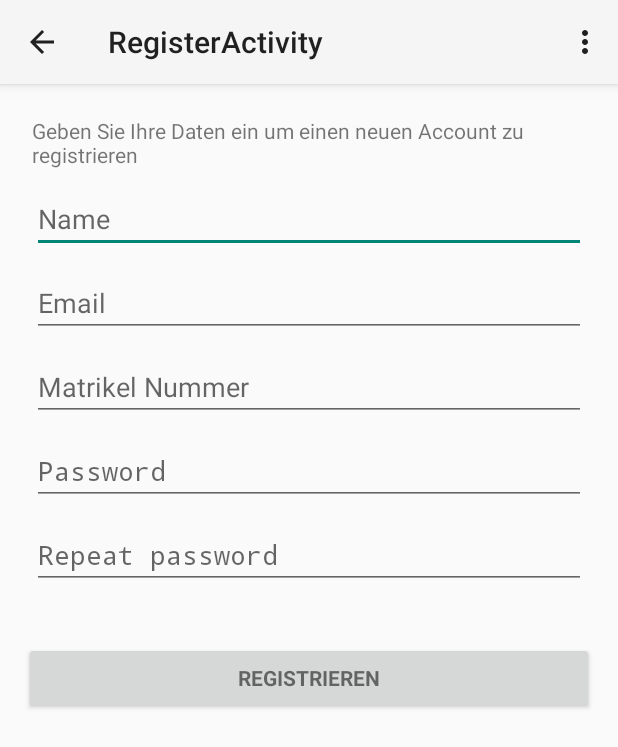
After one commit to manuelroth/gadgetothek-android, an Android app: the RegisterActivity screen opened directly, with no data from a screen before it, on a phone screen of 412 x 824 dp. The commit adds this screen. Shown: the top 747 px of the screen. Run offline under Robolectric (Android 15) with nearby library versions, the phone set to English and light mode, and no system bars.

Commit message:
Added ui for registration

```diff
--- /dev/null
+++ b/app/src/main/java/ch/manuelroth/gadgetothek_android/RegisterActivity.java
@@ -0,0 +1,39 @@
+package ch.manuelroth.gadgetothek_android;
+
+import android.app.Activity;
+import android.os.Bundle;
+import android.view.Menu;
+import android.view.MenuItem;
+
+
+public class RegisterActivity extends Activity {
+
+    @Override
+    protected void onCreate(Bundle savedInstanceState) {
+        super.onCreate(savedInstanceState);
+        setContentView(R.layout.activity_register);
+    }
+
+
+    @Override
+    public boolean onCreateOptionsMenu(Menu menu) {
+        // Inflate the menu; this adds items to the action bar if it is present.
+        getMenuInflater().inflate(R.menu.menu_register, menu);
+        return true;
+    }
+
+    @Override
+    public boolean onOptionsItemSelected(MenuItem item) {
+        // Handle action bar item clicks here. The action bar will
+        // automatically handle clicks on the Home/Up button, so long
+        // as you specify a parent activity in AndroidManifest.xml.
+        int id = item.getItemId();
+
+        //noinspection SimplifiableIfStatement
+        if (id == R.id.action_settings) {
+            return true;
+        }
+
+        return super.onOptionsItemSelected(item);
+    }
+}
--- a/app/src/main/java/ch/manuelroth/gadgetothek_android/library/LibraryService.java
+++ b/app/src/main/java/ch/manuelroth/gadgetothek_android/library/LibraryService.java
@@ -25,7 +25,7 @@ import ch.manuelroth.gadgetothek_android.bl.Reservation;
 public class LibraryService {
 
     public static LoginToken token;
-    private static String serverUrl = "http://localhost:4730/public";
+    private static String serverUrl = "http://192.168.1.123:4730";
     private static List<Callback<?>> listeners = new ArrayList<Callback<?>>();
 
     public static boolean IsLoggedIn()
--- /dev/null
+++ b/app/src/main/res/layout/activity_register.xml
@@ -0,0 +1,56 @@
+<LinearLayout xmlns:android="http://schemas.android.com/apk/res/android"
+    xmlns:tools="http://schemas.android.com/tools" android:layout_width="match_parent"
+    android:layout_height="match_parent" android:paddingLeft="@dimen/activity_horizontal_margin"
+    android:paddingRight="@dimen/activity_horizontal_margin"
+    android:paddingTop="@dimen/activity_vertical_margin"
+    android:paddingBottom="@dimen/activity_vertical_margin"
+    tools:context="ch.manuelroth.gadgetothek_android.RegisterActivity">
+
+    <ScrollView android:id="@+id/register_form" android:layout_width="match_parent"
+        android:layout_height="match_parent">
+
+        <LinearLayout android:id="@+id/name_register_form" android:layout_width="match_parent"
+            android:layout_height="wrap_content" android:orientation="vertical">
+            <TextView
+                android:id="@+id/textView"
+                android:layout_margin="5dp"
+                android:layout_width="wrap_content"
+                android:layout_height="wrap_content"
+                android:text="@string/register_text"/>
+
+            <EditText android:id="@+id/name" android:layout_width="match_parent"
+                android:layout_height="wrap_content" android:layout_margin="5dp" android:hint="@string/prompt_name"
+                android:inputType="text" android:maxLines="1" android:singleLine="true" />
+
+            <EditText android:id="@+id/email" android:layout_width="match_parent"
+                android:layout_height="wrap_content" android:layout_margin="5dp" android:hint="@string/prompt_email"
+                android:inputType="textEmailAddress" android:maxLines="1"
+                android:singleLine="true" />
+
+            <EditText android:id="@+id/matrikelnr" android:layout_width="match_parent"
+                android:layout_height="wrap_content" android:layout_margin="5dp" android:hint="@string/prompt_matrikelnr"
+                android:inputType="numberDecimal" android:maxLines="1" android:singleLine="true" />
+
+            <EditText android:id="@+id/first_password" android:layout_width="match_parent"
+                android:layout_height="wrap_content" android:layout_margin="5dp" android:hint="@string/prompt_password"
+                android:imeActionId="@+id/register"
+                android:imeActionLabel="@string/action_register"
+                android:imeOptions="actionUnspecified" android:inputType="textPassword"
+                android:maxLines="1" android:singleLine="true" />
+
+            <EditText android:id="@+id/second_password" android:layout_width="match_parent"
+                android:layout_height="wrap_content" android:layout_margin="5dp" android:hint="@string/prompt_secondpassword"
+                android:imeActionId="@+id/register"
+                android:imeActionLabel="@string/action_register"
+                android:imeOptions="actionUnspecified" android:inputType="textPassword"
+                android:maxLines="1" android:singleLine="true" />
+
+            <Button android:id="@+id/register_button" style="?android:textAppearanceSmall"
+                android:layout_width="match_parent" android:layout_height="wrap_content"
+                android:layout_marginTop="30dp" android:text="@string/action_register"
+                android:textStyle="bold" />
+
+        </LinearLayout>
+    </ScrollView>
+
+</LinearLayout>
--- /dev/null
+++ b/app/src/main/res/menu/menu_main_view.xml
@@ -0,0 +1,6 @@
+<menu xmlns:android="http://schemas.android.com/apk/res/android"
+    xmlns:tools="http://schemas.android.com/tools"
+    tools:context="ch.manuelroth.gadgetothek_android.MainViewActivity">
+    <item android:id="@+id/action_settings" android:title="@string/action_settings"
+        android:orderInCategory="100" android:showAsAction="never" />
+</menu>
--- /dev/null
+++ b/app/src/main/res/menu/menu_register.xml
@@ -0,0 +1,6 @@
+<menu xmlns:android="http://schemas.android.com/apk/res/android"
+    xmlns:tools="http://schemas.android.com/tools"
+    tools:context="ch.manuelroth.gadgetothek_android.RegisterActivity">
+    <item android:id="@+id/action_settings" android:title="@string/action_settings"
+        android:orderInCategory="100" android:showAsAction="never" />
+</menu>
--- /dev/null
+++ b/app/src/main/res/values-w820dp/dimens.xml
@@ -0,0 +1,6 @@
+<resources>
+    <!-- Example customization of dimensions originally defined in res/values/dimens.xml
+         (such as screen margins) for screens with more than 820dp of available width. This
+         would include 7" and 10" devices in landscape (~960dp and ~1280dp respectively). -->
+    <dimen name="activity_horizontal_margin">64dp</dimen>
+</resources>
--- a/app/src/main/res/values/strings_activity_login.xml
+++ b/app/src/main/res/values/strings_activity_login.xml
@@ -1,10 +1,11 @@
 <resources>
 
     <!-- Strings related to login -->
+    <string name="login_text">Willkommen zur HSR Gadget Bibliothek. Loggen Sie sich mit Ihren Daten ein oder registrieren Sie sich neu</string>
     <string name="prompt_email">Email</string>
-    <string name="prompt_password">Password (optional)</string>
-    <string name="action_sign_in">Sign in or register</string>
-    <string name="action_sign_in_short">Sign in</string>
+    <string name="prompt_password">Password</string>
+    <string name="action_sign_in">Login</string>
+    <string name="action_register">Registrieren</string>
 
     <string name="error_invalid_email">This email address is invalid</string>
     <string name="error_invalid_password">This password is too short</string>
--- /dev/null
+++ b/app/src/main/res/values/strings_activity_register.xml
@@ -0,0 +1,8 @@
+<resources>
+
+    <!-- Strings related to login -->
+    <string name="register_text">Geben Sie Ihre Daten ein um einen neuen Account zu registrieren</string>
+    <string name="prompt_name">Name</string>
+    <string name="prompt_matrikelnr">Matrikel Nummer</string>
+    <string name="prompt_secondpassword">Repeat password</string>
+</resources>
```
Also changed, not shown: app/src/main/AndroidManifest.xml (+20 -5 lines), app/src/main/java/ch/manuelroth/gadgetothek_android/LoginActivity.java (+36 -139 lines), app/src/main/java/ch/manuelroth/gadgetothek_android/MainViewActivity.java (added, +39 -0 lines), app/src/main/res/layout/activity_login.xml (+11 -3 lines), app/src/main/res/layout/activity_main_view.xml (added, +12 -0 lines), app/src/main/res/values/strings.xml (+8 -1 lines), app/src/main/ic_launcher-web.png (added), app/src/main/res/drawable-hdpi/ic_launcher.png, app/src/main/res/drawable-mdpi/ic_launcher.png, app/src/main/res/drawable-xhdpi/ic_launcher.png, app/src/main/res/drawable-xxhdpi/ic_launcher.png.
